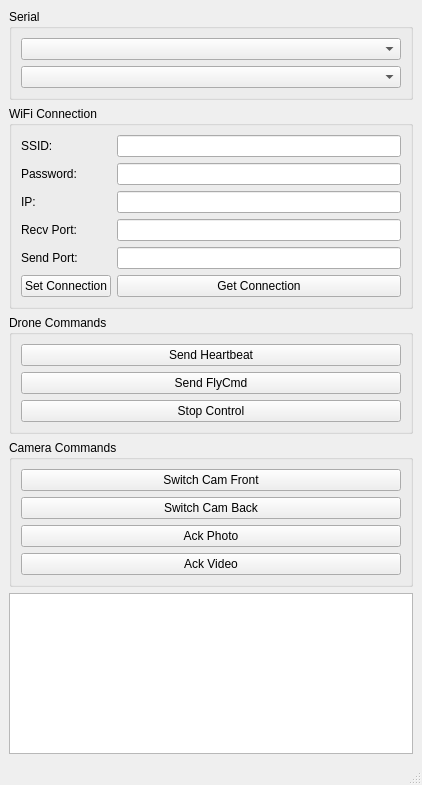
The window that controller/mainwindow.ui (Zorne7/NovaCamDrone) describes before a commit, drawn with Qt 5.
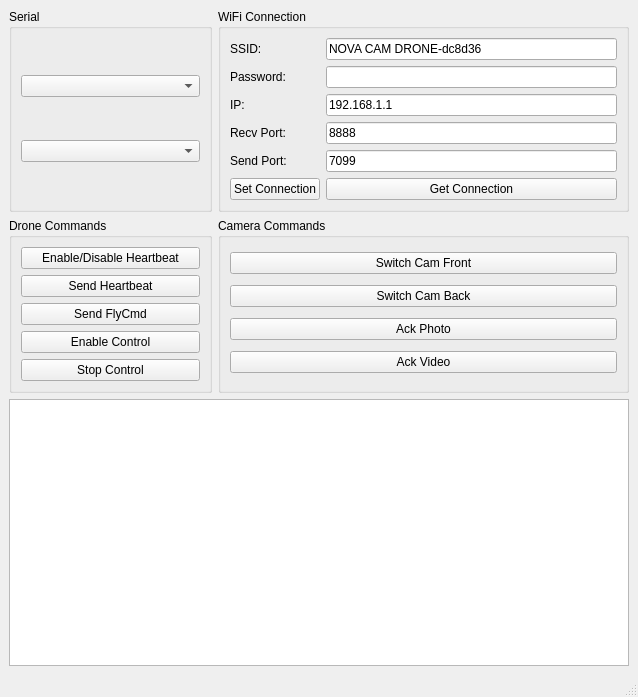
The same window after the commit.

Patch:
```diff
--- a/controller/mainwindow.ui
+++ b/controller/mainwindow.ui
@@ -6,31 +6,16 @@
    <rect>
     <x>0</x>
     <y>0</y>
-    <width>422</width>
-    <height>785</height>
+    <width>638</width>
+    <height>697</height>
    </rect>
   </property>
   <property name="windowTitle">
    <string>Drone Controller</string>
   </property>
   <widget class="QWidget" name="centralwidget">
-   <layout class="QVBoxLayout" name="verticalLayout">
-    <item>
-     <widget class="QGroupBox" name="serialBox">
-      <property name="title">
-       <string>Serial</string>
-      </property>
-      <layout class="QVBoxLayout" name="serialLayout">
-       <item>
-        <widget class="QComboBox" name="portSelector"/>
-       </item>
-       <item>
-        <widget class="QComboBox" name="baudSelector"/>
-       </item>
-      </layout>
-     </widget>
-    </item>
-    <item>
+   <layout class="QGridLayout" name="gridLayout">
+    <item row="1" column="1" colspan="2">
      <widget class="QGroupBox" name="connBox">
       <property name="title">
        <string>WiFi Connection</string>
@@ -44,7 +29,11 @@
         </widget>
        </item>
        <item row="0" column="1">
-        <widget class="QLineEdit" name="ssidEdit"/>
+        <widget class="QLineEdit" name="ssidEdit">
+         <property name="text">
+          <string>NOVA CAM DRONE-dc8d36</string>
+         </property>
+        </widget>
        </item>
        <item row="1" column="0">
         <widget class="QLabel" name="labelPass">
@@ -54,7 +43,11 @@
         </widget>
        </item>
        <item row="1" column="1">
-        <widget class="QLineEdit" name="passEdit"/>
+        <widget class="QLineEdit" name="passEdit">
+         <property name="text">
+          <string/>
+         </property>
+        </widget>
        </item>
        <item row="2" column="0">
         <widget class="QLabel" name="labelIP">
@@ -64,7 +57,11 @@
         </widget>
        </item>
        <item row="2" column="1">
-        <widget class="QLineEdit" name="ipEdit"/>
+        <widget class="QLineEdit" name="ipEdit">
+         <property name="text">
+          <string>192.168.1.1</string>
+         </property>
+        </widget>
        </item>
        <item row="3" column="0">
         <widget class="QLabel" name="labelRecv">
@@ -74,7 +71,11 @@
         </widget>
        </item>
        <item row="3" column="1">
-        <widget class="QLineEdit" name="recvPortEdit"/>
+        <widget class="QLineEdit" name="recvPortEdit">
+         <property name="text">
+          <string>8888</string>
+         </property>
+        </widget>
        </item>
        <item row="4" column="0">
         <widget class="QLabel" name="labelSend">
@@ -84,7 +85,11 @@
         </widget>
        </item>
        <item row="4" column="1">
-        <widget class="QLineEdit" name="sendPortEdit"/>
+        <widget class="QLineEdit" name="sendPortEdit">
+         <property name="text">
+          <string>7099</string>
+         </property>
+        </widget>
        </item>
        <item row="5" column="0">
         <widget class="QPushButton" name="btnSetConn">
@@ -103,12 +108,34 @@
       </layout>
      </widget>
     </item>
-    <item>
+    <item row="1" column="0">
+     <widget class="QGroupBox" name="serialBox">
+      <property name="title">
+       <string>Serial</string>
+      </property>
+      <layout class="QVBoxLayout" name="serialLayout">
+       <item>
+        <widget class="QComboBox" name="portSelector"/>
+       </item>
+       <item>
+        <widget class="QComboBox" name="baudSelector"/>
+       </item>
+      </layout>
+     </widget>
+    </item>
+    <item row="2" column="0">
      <widget class="QGroupBox" name="droneBox">
       <property name="title">
        <string>Drone Commands</string>
       </property>
       <layout class="QVBoxLayout" name="droneLayout">
+       <item>
+        <widget class="QPushButton" name="btnHeartbeatEn">
+         <property name="text">
+          <string>Enable/Disable Heartbeat</string>
+         </property>
+        </widget>
+       </item>
        <item>
         <widget class="QPushButton" name="btnHeartbeat">
          <property name="text">
@@ -123,6 +150,13 @@
          </property>
         </widget>
        </item>
+       <item>
+        <widget class="QPushButton" name="btnEnable">
+         <property name="text">
+          <string>Enable Control</string>
+         </property>
+        </widget>
+       </item>
        <item>
         <widget class="QPushButton" name="btnStop">
          <property name="text">
@@ -133,7 +167,7 @@
       </layout>
      </widget>
     </item>
-    <item>
+    <item row="2" column="1" colspan="2">
      <widget class="QGroupBox" name="camBox">
       <property name="title">
        <string>Camera Commands</string>
@@ -170,7 +204,7 @@
       </layout>
      </widget>
     </item>
-    <item>
+    <item row="4" column="0" colspan="3">
      <widget class="QTextEdit" name="log">
       <property name="readOnly">
        <bool>true</bool>
```
Left out of the diff: 4 changed lines with no effect on the pictures.
